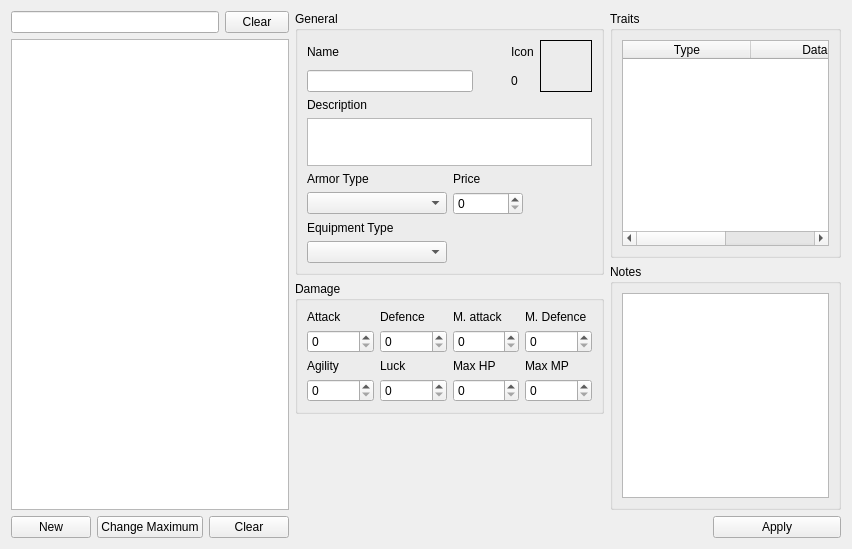
Old version of the form src/ui/tabs/armors_tab.ui in the repository DimichGD/FHEditor.
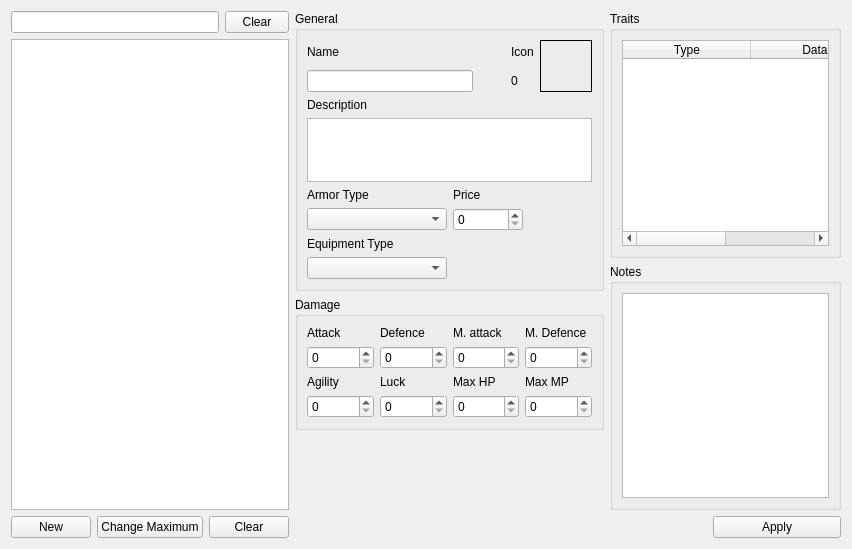
New version of the form. Custom widgets are drawn as their Qt base class.

What changed in the file:
```diff
--- a/src/ui/tabs/armors_tab.ui
+++ b/src/ui/tabs/armors_tab.ui
@@ -211,7 +211,7 @@
             <property name="maximumSize">
              <size>
               <width>16777215</width>
-              <height>48</height>
+              <height>64</height>
              </size>
             </property>
             <property name="verticalScrollBarPolicy">
```
